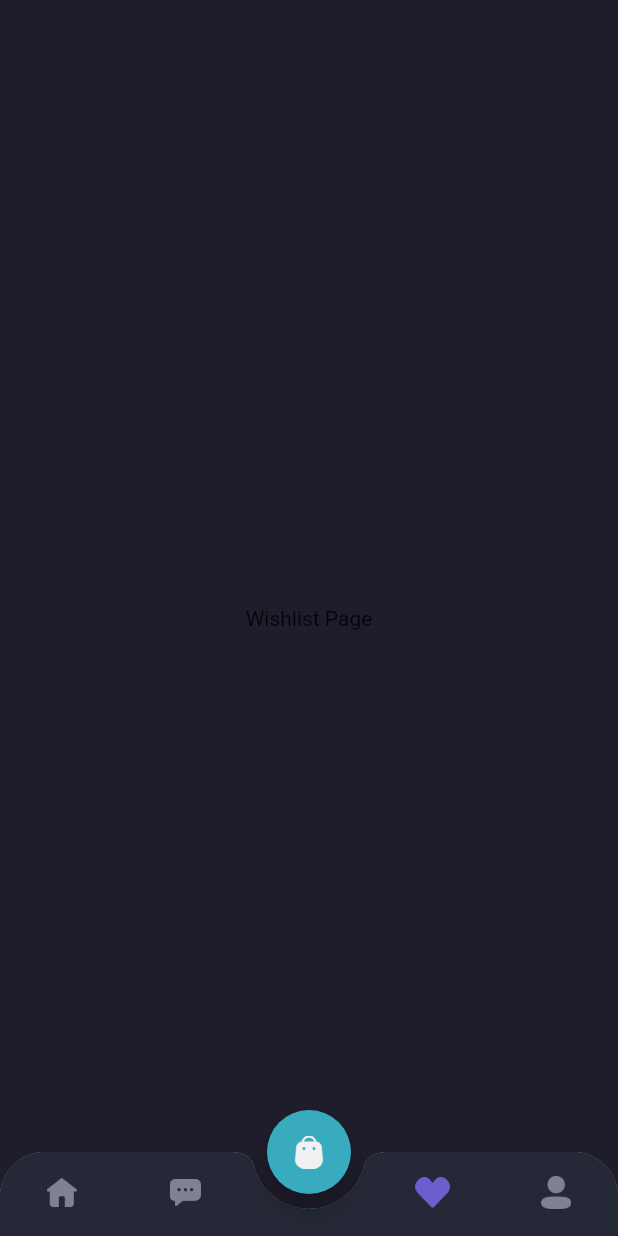
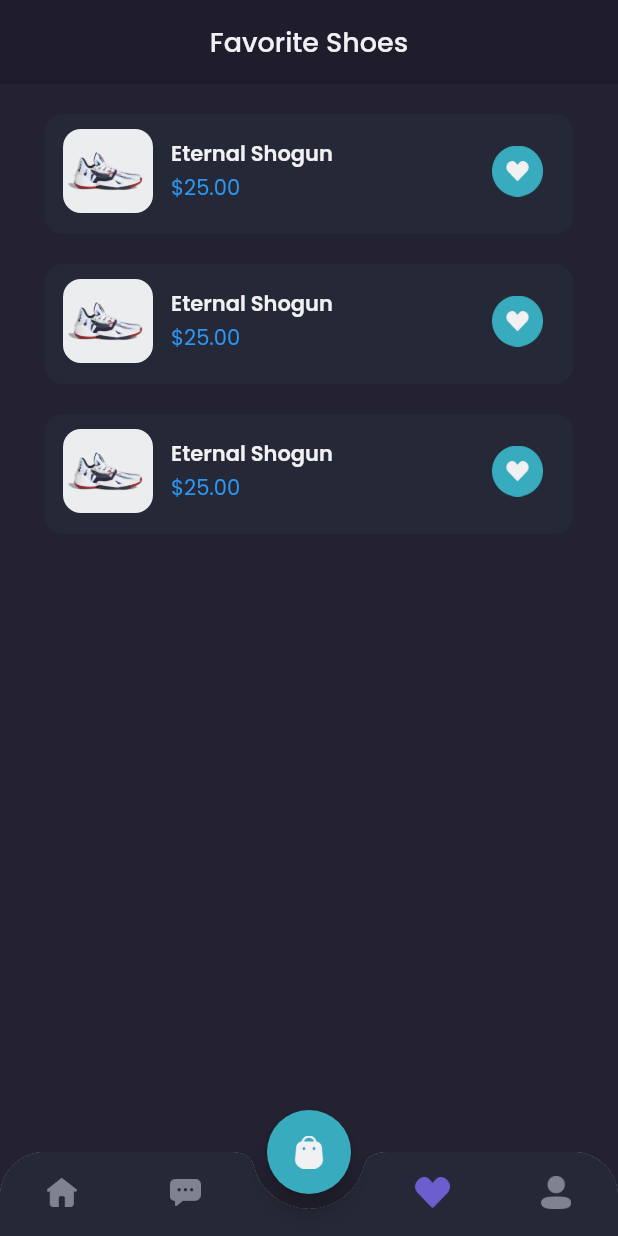
Before and after one commit to Urcane/shamo-apps, a Flutter app: the MainPage screen opened by its route, item 4 of the bottom bar chosen, on a phone screen of 412 x 824 dp. Run offline on Flutter 3.47's test engine with Material 2 defaults, Android fonts, the phone set to English and light mode, and no system bars; our stand-ins replace google_fonts; accounts and stored records are empty.

Commit message:
slicing: wishlist page

```diff
--- a/lib/pages/home/wishlist_page.dart
+++ b/lib/pages/home/wishlist_page.dart
@@ -1,14 +1,112 @@
 import 'package:flutter/material.dart';
+import 'package:shamo/theme.dart';
+import 'package:shamo/widgets/wishlist_card.dart';
 
 class WishlistPage extends StatelessWidget {
   const WishlistPage({Key? key}) : super(key: key);
 
   @override
   Widget build(BuildContext context) {
-    return Center(
-      child: Text(
-        "Wishlist Page",
-      ),
+    Widget _header() {
+      return AppBar(
+        backgroundColor: background1Color,
+        elevation: 0,
+        centerTitle: true,
+        automaticallyImplyLeading: false,
+        title: Text(
+          "Favorite Shoes",
+          style: primaryTextStyle.copyWith(
+            fontSize: 18,
+            fontWeight: medium,
+          ),
+        ),
+      );
+    }
+
+    Widget _emptyWishlist() {
+      return Expanded(
+        child: Container(
+          width: double.infinity,
+          color: background3Color,
+          child: Center(
+            child: Column(
+              mainAxisAlignment: MainAxisAlignment.center,
+              children: <Widget>[
+                Image.asset(
+                  "assets/material/favorite_image.png",
+                  width: 74,
+                ),
+                SizedBox(
+                  height: 24,
+                ),
+                Text(
+                  "You Don\'t have dream shoes ?",
+                  style: primaryTextStyle.copyWith(
+                    fontSize: 16,
+                    fontWeight: medium,
+                  ),
+                ),
+                SizedBox(
+                  height: 12,
+                ),
+                Text(
+                  "Let\'s find your favorite shoes",
+                  style: secondaryTextStyle,
+                ),
+                SizedBox(
+                  height: 20,
+                ),
+                TextButton(
+                  onPressed: () {},
+                  child: Text(
+                    "Explore Store",
+                    style: primaryTextStyle.copyWith(
+                      fontSize: 16,
+                      fontWeight: medium,
+                    ),
+                  ),
+                  style: TextButton.styleFrom(
+                    backgroundColor: primaryColor,
+                    padding: EdgeInsets.symmetric(
+                      vertical: 10,
+                      horizontal: 24,
+                    ),
+                    shape: RoundedRectangleBorder(
+                      borderRadius: BorderRadius.circular(12),
+                    ),
+                  ),
+                ),
+              ],
+            ),
+          ),
+        ),
+      );
+    }
+
+    Widget content() {
+      return Expanded(
+        child: Container(
+          color: background3Color,
+          child: ListView(
+            padding: EdgeInsets.symmetric(
+              horizontal: defaultMargin,
+            ),
+            children: <Widget>[
+              WishlistCard(),
+              WishlistCard(),
+              WishlistCard(),
+            ],
+          ),
+        ),
+      );
+    }
+
+    return Column(
+      children: <Widget>[
+        _header(),
+        // _emptyWishlist(),
+        content(),
+      ],
     );
   }
 }
--- /dev/null
+++ b/lib/widgets/wishlist_card.dart
@@ -0,0 +1,64 @@
+import 'package:flutter/material.dart';
+import 'package:shamo/theme.dart';
+
+class WishlistCard extends StatelessWidget {
+  const WishlistCard({Key? key}) : super(key: key);
+
+  @override
+  Widget build(BuildContext context) {
+    return Container(
+      margin: EdgeInsets.only(
+        top: 20,
+      ),
+      padding: EdgeInsets.only(
+        top: 10,
+        left: 12,
+        right: 20,
+        bottom: 14,
+      ),
+      decoration: BoxDecoration(
+        borderRadius: BorderRadius.circular(12),
+        color: background4Color,
+      ),
+      child: Row(
+        children: <Widget>[
+          ClipRRect(
+            borderRadius: BorderRadius.circular(12),
+            child: Image.asset(
+              "assets/pictures/image_shoes.png",
+              width: 60,
+            ),
+          ),
+          SizedBox(
+            width: 12,
+          ),
+          Expanded(
+            child: Column(
+              crossAxisAlignment: CrossAxisAlignment.start,
+              children: <Widget>[
+                Text(
+                  "Eternal Shogun",
+                  style: primaryTextStyle.copyWith(
+                    fontWeight: semibold,
+                  ),
+                  overflow: TextOverflow.ellipsis,
+                ),
+                SizedBox(
+                  height: 2,
+                ),
+                Text(
+                  "\$25.00",
+                  style: priceTextStyle,
+                )
+              ],
+            ),
+          ),
+          Image.asset(
+            "assets/material/favorite_button_selected.png",
+            width: 34,
+          ),
+        ],
+      ),
+    );
+  }
+}
```
Also changed, not shown: 6 other files.
